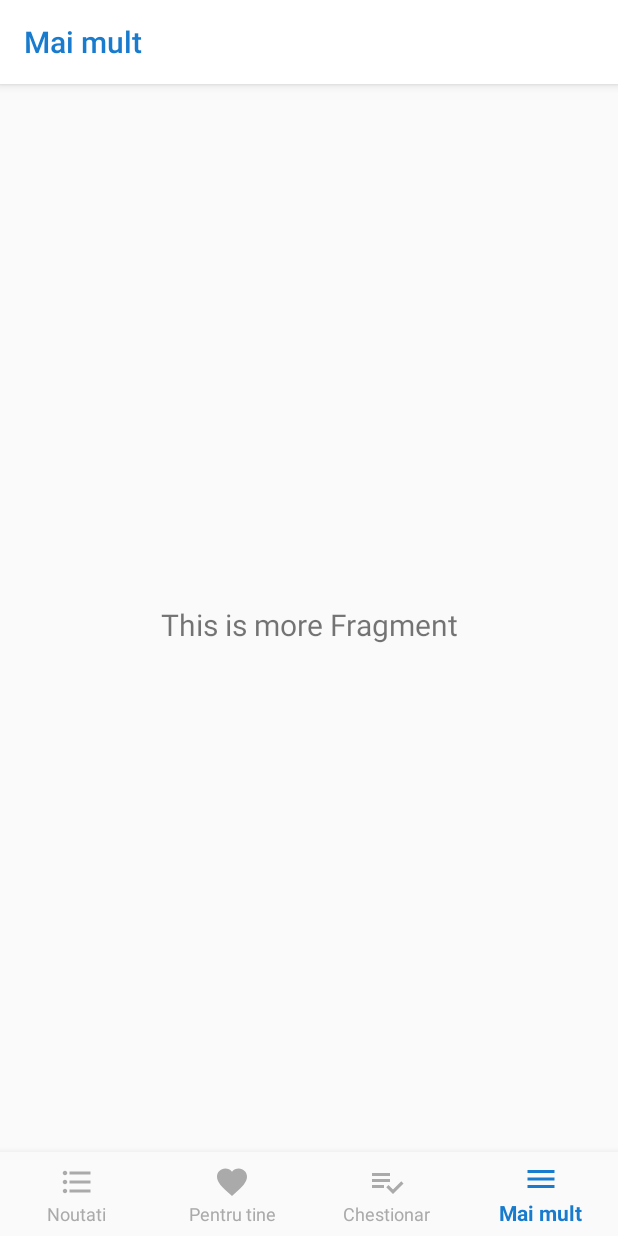
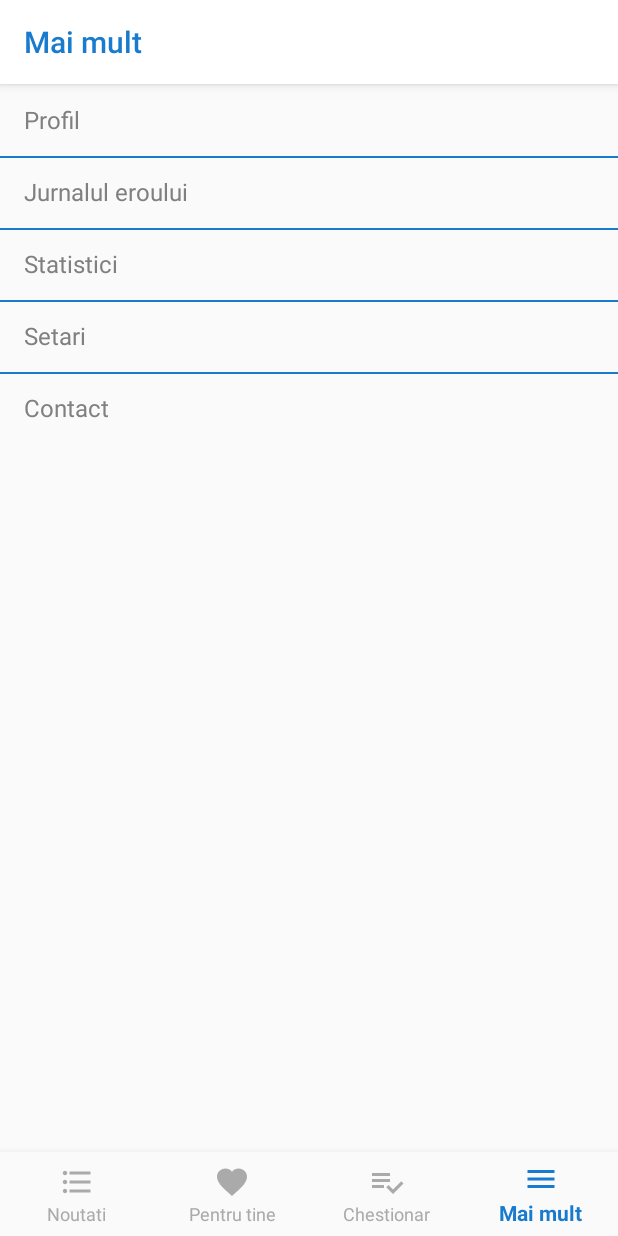
Before and after one commit to mihaibetej/Mental-Health, an Android app: the MoreFragment screen opened through its navigation route, on a phone screen of 412 x 824 dp. Run offline under Robolectric (Android 15) with nearby library versions, the phone set to English and light mode, and no system bars; our stand-ins replace Dagger/Hilt's generated code, Firebase (no records; nobody signed in at launch, a user with empty details on screens opened directly), data binding, navigation-ui; 1 statement that could not run was skipped.

Commit message:
updated more menu

```diff
--- a/Mobile/Android/app/src/main/java/com/db/mobile/mental_health/application/dagger/ApplicationComponent.kt
+++ b/Mobile/Android/app/src/main/java/com/db/mobile/mental_health/application/dagger/ApplicationComponent.kt
@@ -9,6 +9,8 @@ import com.db.mobile.mental_health.ui.for_you.advices.AdvicesFragmentComponent
 import com.db.mobile.mental_health.ui.for_you.advices.AdvicesFragmentModule
 import com.db.mobile.mental_health.ui.for_you.messages.MessagesFragmentComponent
 import com.db.mobile.mental_health.ui.for_you.messages.MessagesFragmentModule
+import com.db.mobile.mental_health.ui.more.MoreFragmentComponent
+import com.db.mobile.mental_health.ui.more.MoreFragmentModule
 import com.db.mobile.mental_health.ui.news.dagger.NewsFragmentComponent
 import com.db.mobile.mental_health.ui.news.dagger.NewsFragmentModule
 import com.db.mobile.mental_health.ui.splash.dagger.LoginComponent
@@ -40,7 +42,8 @@ fun getApplicationComponent(context: Context?): ApplicationComponent? {
         SurveyResultModule::class,
         ForYouFragmentModule::class,
         AdvicesFragmentModule::class,
-        MessagesFragmentModule::class
+        MessagesFragmentModule::class,
+        MoreFragmentModule::class
     ]
 )
 interface ApplicationComponent {
@@ -51,4 +54,5 @@ interface ApplicationComponent {
     fun forYouFragmentComponent(): ForYouFragmentComponent.Factory
     fun advicesFragmentComponent(): AdvicesFragmentComponent.Factory
     fun messagesFragmentComponent(): MessagesFragmentComponent.Factory
+    fun moreFragmentComponent(): MoreFragmentComponent.Factory
 }
--- a/Mobile/Android/app/src/main/java/com/db/mobile/mental_health/ui/more/MoreFragment.kt
+++ b/Mobile/Android/app/src/main/java/com/db/mobile/mental_health/ui/more/MoreFragment.kt
@@ -4,28 +4,52 @@ import android.os.Bundle
 import android.view.LayoutInflater
 import android.view.View
 import android.view.ViewGroup
-import android.widget.TextView
+import androidx.databinding.DataBindingUtil
 import androidx.fragment.app.Fragment
-import androidx.lifecycle.Observer
-import androidx.lifecycle.ViewModelProviders
 import com.db.mobile.mental_health.R
+import com.db.mobile.mental_health.application.dagger.getApplicationComponent
+import com.db.mobile.mental_health.databinding.FragmentMoreBinding
+import com.db.mobile.mental_health.ui.utils.DividerItemDecoration
 import kotlinx.android.synthetic.main.fragment_more.*
+import javax.inject.Inject
 
 class MoreFragment : Fragment() {
+    var component: MoreFragmentComponent? = null
 
-    private lateinit var moreViewModel: MoreViewModel
+    @Inject
+    lateinit var moreViewModel: MoreViewModel
 
     override fun onCreateView(
-            inflater: LayoutInflater,
-            container: ViewGroup?,
-            savedInstanceState: Bundle?
+        inflater: LayoutInflater,
+        container: ViewGroup?,
+        savedInstanceState: Bundle?
     ): View? {
-        moreViewModel =
-                ViewModelProviders.of(this).get(MoreViewModel::class.java)
-        val root = inflater.inflate(R.layout.fragment_more, container, false)
-        moreViewModel.text.observe(viewLifecycleOwner, Observer {
-            text_more.text = it
-        })
-        return root
+
+        val binding = DataBindingUtil.inflate<FragmentMoreBinding>(
+            inflater,
+            R.layout.fragment_more,
+            container,
+            false
+        )
+
+        component = getApplicationComponent(context)?.moreFragmentComponent()?.create()
+        component?.inject(this)
+
+        val adapter = MoreMenuAdapter()
+        adapter.items.addAll(resources.getStringArray(R.array.moreMenuItems))
+
+        binding.adapter = adapter
+        return binding.root
     }
+
+    override fun onViewCreated(view: View, savedInstanceState: Bundle?) {
+        super.onViewCreated(view, savedInstanceState)
+        more_recycler_view.addItemDecoration(
+            DividerItemDecoration(
+                context,
+                R.drawable.list_divider
+            )
+        )
+    }
+
 }
--- /dev/null
+++ b/Mobile/Android/app/src/main/java/com/db/mobile/mental_health/ui/more/MoreMenuAdapter.kt
@@ -0,0 +1,40 @@
+package com.db.mobile.mental_health.ui.more
+
+import android.view.LayoutInflater
+import android.view.View
+import android.view.ViewGroup
+import android.widget.TextView
+import androidx.core.content.ContextCompat
+import androidx.recyclerview.widget.RecyclerView
+
+class MoreMenuAdapter : RecyclerView.Adapter<ViewHolder>() {
+    val items = mutableListOf<String>()
+    val callback: ((Int) -> Unit)? = null
+
+    override fun onCreateViewHolder(parent: ViewGroup, viewType: Int): ViewHolder =
+        ViewHolder(
+            LayoutInflater.from(parent.context)
+                .inflate(android.R.layout.simple_list_item_1, parent, false)
+        )
+
+    override fun getItemCount(): Int = items.size
+
+    override fun onBindViewHolder(holder: ViewHolder, position: Int) {
+        holder.text.text = items[position]
+
+        holder.text.setTextColor(
+            ContextCompat.getColor(
+                holder.text.context,
+                android.R.color.tab_indicator_text
+            )
+        )
+        holder.text.textSize = 16F
+        holder.itemView.setOnClickListener {
+            callback?.invoke(position)
+        }
+    }
+}
+
+class ViewHolder(content: View) : RecyclerView.ViewHolder(content) {
+    val text = content as TextView
+}
--- a/Mobile/Android/app/src/main/java/com/db/mobile/mental_health/ui/more/MoreViewModel.kt
+++ b/Mobile/Android/app/src/main/java/com/db/mobile/mental_health/ui/more/MoreViewModel.kt
@@ -1,13 +1,28 @@
 package com.db.mobile.mental_health.ui.more
 
-import androidx.lifecycle.LiveData
-import androidx.lifecycle.MutableLiveData
-import androidx.lifecycle.ViewModel
+import android.view.View
+import javax.inject.Inject
 
-class MoreViewModel : ViewModel() {
+class MoreViewModel @Inject constructor() {
 
-    private val _text = MutableLiveData<String>().apply {
-        value = "This is more Fragment"
+    fun onProfileClick(view: View) {
+
     }
-    val text: LiveData<String> = _text
+
+    fun onJournalClick(view: View) {
+
+    }
+
+    fun onStatisticsClick(view: View) {
+
+    }
+
+    fun onSettingsClicked(view: View) {
+
+    }
+
+    fun onContactClicked(view: View) {
+
+    }
+
 }
--- /dev/null
+++ b/Mobile/Android/app/src/main/java/com/db/mobile/mental_health/ui/more/dagger.kt
@@ -0,0 +1,18 @@
+package com.db.mobile.mental_health.ui.more
+
+import dagger.Module
+import dagger.Subcomponent
+
+@Subcomponent
+interface MoreFragmentComponent {
+    @Subcomponent.Factory
+    interface Factory {
+        fun create(): MoreFragmentComponent
+    }
+
+    fun inject(surveyFragment: MoreFragment)
+
+}
+
+@Module(subcomponents = [MoreFragmentComponent::class])
+abstract class MoreFragmentModule
--- a/Mobile/Android/app/src/main/res/layout/fragment_more.xml
+++ b/Mobile/Android/app/src/main/res/layout/fragment_more.xml
@@ -1,22 +1,31 @@
 <?xml version="1.0" encoding="utf-8"?>
-<androidx.constraintlayout.widget.ConstraintLayout xmlns:android="http://schemas.android.com/apk/res/android"
+<layout xmlns:android="http://schemas.android.com/apk/res/android"
     xmlns:app="http://schemas.android.com/apk/res-auto"
-    xmlns:tools="http://schemas.android.com/tools"
+    xmlns:tools="http://schemas.android.com/tools">
+
+    <data>
+
+        <variable
+            name="adapter"
+            type="com.db.mobile.mental_health.ui.more.MoreMenuAdapter" />
+    </data>
+
+    <androidx.constraintlayout.widget.ConstraintLayout
         android:layout_width="match_parent"
         android:layout_height="match_parent"
         tools:context=".ui.more.MoreFragment">
 
-    <TextView
-        android:id="@+id/text_more"
-        android:layout_width="match_parent"
-        android:layout_height="wrap_content"
-        android:layout_marginStart="8dp"
-        android:layout_marginTop="8dp"
-        android:layout_marginEnd="8dp"
-        android:textAlignment="center"
-        android:textSize="20sp"
+        <androidx.recyclerview.widget.RecyclerView
+            android:id="@+id/more_recycler_view"
+            android:layout_width="0dp"
+            android:layout_height="0dp"
+            android:adapter="@{adapter}"
+            app:layoutManager="androidx.recyclerview.widget.LinearLayoutManager"
             app:layout_constraintBottom_toBottomOf="parent"
             app:layout_constraintEnd_toEndOf="parent"
             app:layout_constraintStart_toStartOf="parent"
-        app:layout_constraintTop_toTopOf="parent" />
+            app:layout_constraintTop_toTopOf="parent"
+            tools:listitem="@android:layout/simple_list_item_1" />
+
     </androidx.constraintlayout.widget.ConstraintLayout>
+</layout>
--- a/Mobile/Android/app/src/main/res/values/strings.xml
+++ b/Mobile/Android/app/src/main/res/values/strings.xml
@@ -29,4 +29,14 @@
 
     <!-- For you -->
 
+
+    <!-- More -->
+    <string-array name="moreMenuItems">
+        <item>Profil</item>
+        <item>Jurnalul eroului</item>
+        <item>Statistici</item>
+        <item>Setari</item>
+        <item>Contact</item>
+    </string-array>
+
 </resources>
```
Lines whose indentation alone changed are shown as unchanged.
